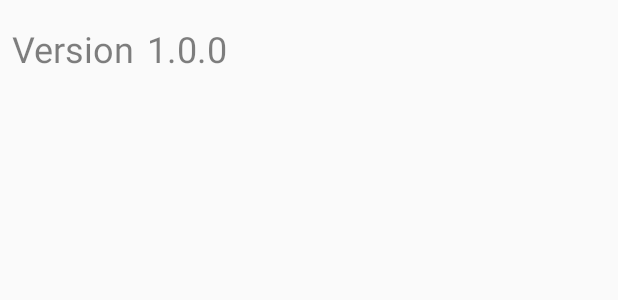
After one commit to aquariusyf/MonsterHunterWorldCompanion, an Android app: the layout dialog_content.xml on its own in the app's theme, with its tools: preview values and no code run, on a phone screen of 412 x 824 dp. The commit adds this screen. Shown: the top 300 px of the screen. Run offline under Robolectric (Android 15) with nearby library versions, the phone set to English and light mode, and no system bars.

Commit message:
Create about dialog header and content layout

```diff
--- /dev/null
+++ b/app/src/main/res/layout/dialog_content.xml
@@ -0,0 +1,33 @@
+<?xml version="1.0" encoding="utf-8"?>
+<LinearLayout
+    xmlns:android="http://schemas.android.com/apk/res/android"
+    xmlns:tools="http://schemas.android.com/tools"
+    android:orientation="vertical"
+    android:layout_width="match_parent"
+    android:layout_height="match_parent">
+
+    <LinearLayout
+        android:layout_width="match_parent"
+        android:layout_height="wrap_content"
+        android:orientation="horizontal">
+
+        <TextView
+            android:layout_width="wrap_content"
+            android:layout_height="wrap_content"
+            android:layout_marginTop="16dp"
+            android:layout_marginLeft="8dp"
+            android:text="@string/dialog_content_version_label_text"
+            style="@style/DialogContentTextStyle"/>
+
+        <TextView
+            android:id="@+id/tv_app_version"
+            android:layout_width="wrap_content"
+            android:layout_height="wrap_content"
+            android:layout_marginTop="16dp"
+            android:layout_marginLeft="8dp"
+            tools:text="1.0.0"
+            style="@style/DialogContentTextStyle"/>
+
+    </LinearLayout>
+
+</LinearLayout>
--- a/app/src/main/res/values/colors.xml
+++ b/app/src/main/res/values/colors.xml
@@ -37,4 +37,7 @@
     <color name="colorSharpnessWhite">#FFF</color>
     <color name="colorSharpnessPurple">#9c27b0</color>
 
+    <color name="colorDialogHeaderBackground">#90607D8B</color>
+    <color name="colorDialogHeaderText">#80000000</color>
+
 </resources>
--- a/app/src/main/res/values/strings.xml
+++ b/app/src/main/res/values/strings.xml
@@ -60,4 +60,6 @@
     <string name="event_location_label_text">Location:</string>
     <string name="event_time_available_label_text">Available:</string>
     <string name="event_loading_indicator_text">Fetching event data...</string>
+    <string name="dialog_header_text">MHW Companion</string>
+    <string name="dialog_content_version_label_text">Version</string>
 </resources>
--- a/app/src/main/res/values/styles.xml
+++ b/app/src/main/res/values/styles.xml
@@ -228,4 +228,15 @@
         <item name="android:textColor">@color/colorWhite</item>
     </style>
 
+    <style name="DialogHeaderTextStyle">
+        <item name="android:textSize">32sp</item>
+        <item name="android:textColor">@color/colorDialogHeaderText</item>
+        <item name="android:textStyle">bold</item>
+    </style>
+
+    <style name="DialogContentTextStyle">
+        <item name="android:textSize">24sp</item>
+        <item name="android:textColor">@color/colorDialogHeaderText</item>
+    </style>
+
 </resources>
```
Also changed, not shown: app/src/main/res/layout/dialog_header.xml (added, +15 -0 lines).
